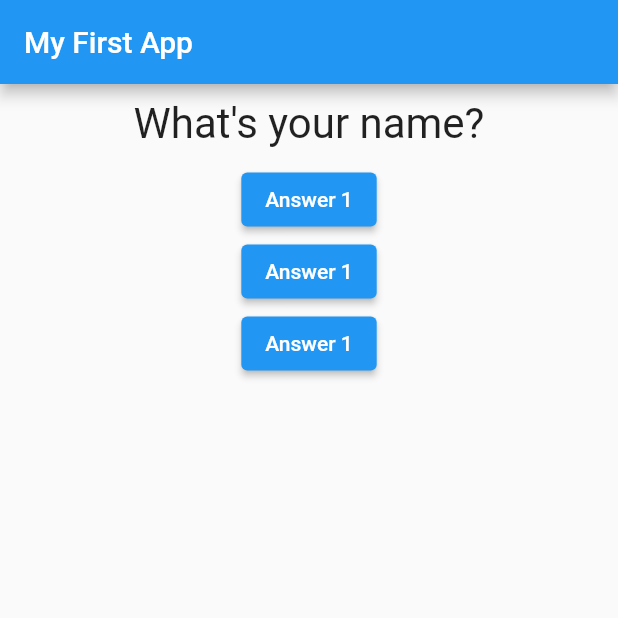
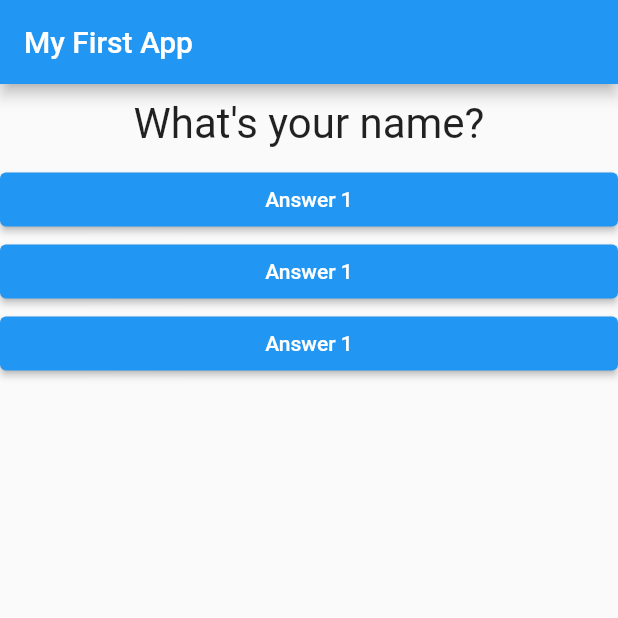
Before and after one commit to AaryanSharmaNeupane/FlutterQuiz, a Flutter app: the screen it shows after launch, on a phone screen of 412 x 824 dp, the top half of it. Run offline on Flutter 3.47's test engine with Material 2 defaults, Android fonts, the phone set to English and light mode, and no system bars.

Commit message:
answer widget added

```diff
--- /dev/null
+++ b/lib/answer.dart
@@ -0,0 +1,17 @@
+import 'package:flutter/material.dart';
+
+class Answer extends StatelessWidget {
+  final VoidCallback selectHandler;
+  Answer(this.selectHandler);
+  @override
+  Widget build(BuildContext context) {
+    return Container(
+      width: double.infinity,
+      //color: Colors.blue,
+      child: ElevatedButton(
+        child: Text("Answer 1"),
+        onPressed: selectHandler,
+      ),
+    );
+  }
+}
--- a/lib/main.dart
+++ b/lib/main.dart
@@ -1,6 +1,7 @@
 import 'package:flutter/material.dart';
 
 import './question.dart';
+import './answer.dart';
 
 void main() => runApp(MyApp());
 
@@ -34,18 +35,9 @@
         body: Column(
           children: [
             Question(questions[questionIndex]),
-            ElevatedButton(
-              child: Text("Answer 1"),
-              onPressed: answerQuestion,
-            ),
-            ElevatedButton(
-              child: Text("Answer 1"),
-              onPressed: answerQuestion,
-            ),
-            ElevatedButton(
-              child: Text("Answer 1"),
-              onPressed: answerQuestion,
-            ),
+            Answer(answerQuestion),
+            Answer(answerQuestion),
+            Answer(answerQuestion),
           ],
         ),
       ),
```
